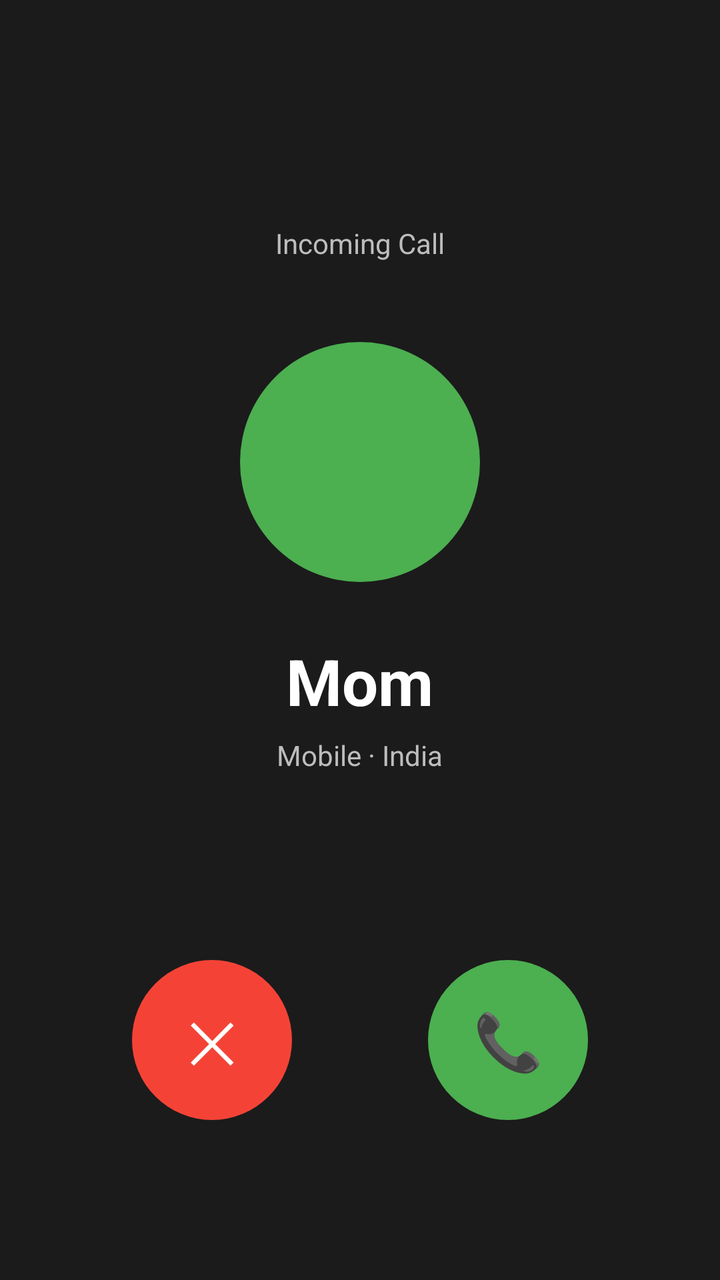
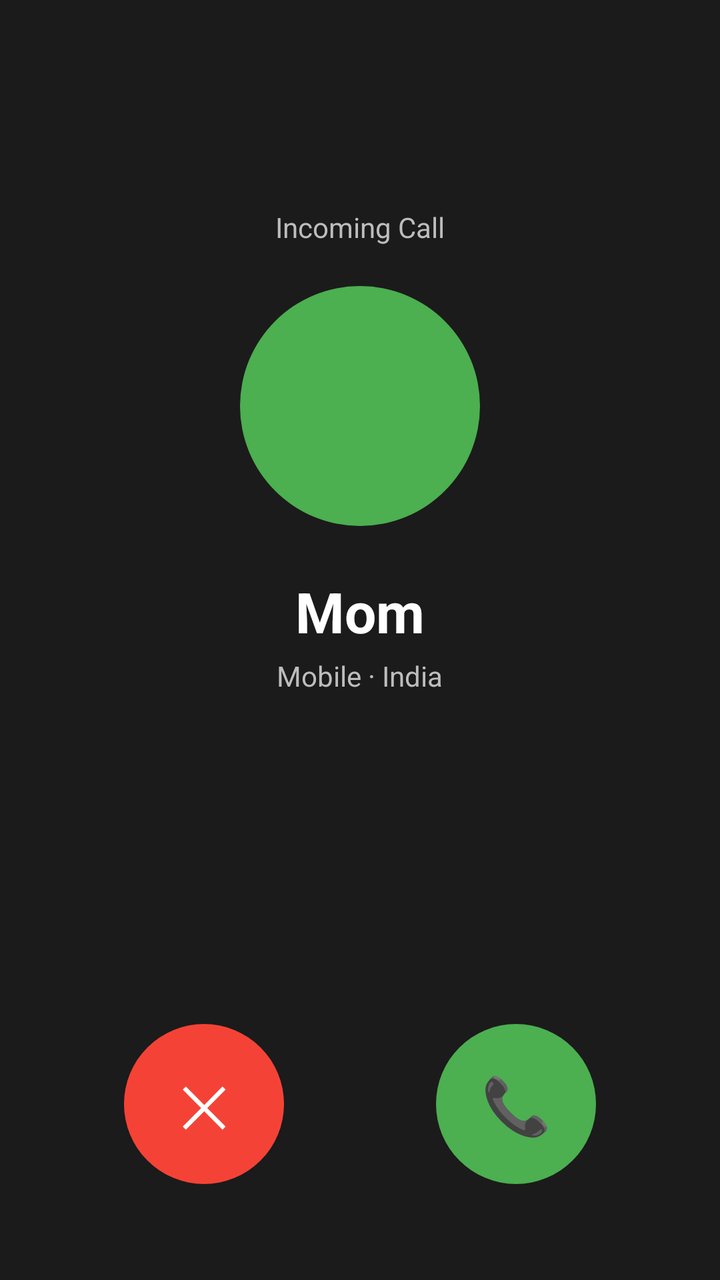

Before-and-after screenshots of an Android layout around one commit, followed by the original layout XML and the change that was made.
<!-- AndroidManifest.xml: activity theme Theme.SafePathIndore.Fullscreen -->
<!-- res/layout/activity_fake_call.xml -->
<?xml version="1.0" encoding="utf-8"?>
<LinearLayout xmlns:android="http://schemas.android.com/apk/res/android"
    android:layout_width="match_parent"
    android:layout_height="match_parent"
    android:background="#1B1B1B"
    android:gravity="center_horizontal"
    android:orientation="vertical"
    android:padding="32dp">

    <TextView
        android:layout_width="wrap_content"
        android:layout_height="wrap_content"
        android:layout_marginTop="80dp"
        android:text="Incoming Call"
        android:textColor="#BDBDBD"
        android:textSize="14sp" />

    <View
        android:layout_width="120dp"
        android:layout_height="120dp"
        android:layout_marginTop="40dp"
        android:background="@drawable/circle_green" />

    <TextView
        android:id="@+id/callerName"
        android:layout_width="wrap_content"
        android:layout_height="wrap_content"
        android:layout_marginTop="28dp"
        android:text="Mom"
        android:textColor="@android:color/white"
        android:textSize="32sp"
        android:textStyle="bold" />

    <TextView
        android:layout_width="wrap_content"
        android:layout_height="wrap_content"
        android:layout_marginTop="6dp"
        android:text="Mobile · India"
        android:textColor="#BDBDBD"
        android:textSize="14sp" />

    <TextView
        android:id="@+id/callTimer"
        android:layout_width="wrap_content"
        android:layout_height="wrap_content"
        android:layout_marginTop="4dp"
        android:text=""
        android:textColor="#FFEB3B"
        android:textSize="14sp" />

    <Space
        android:layout_width="match_parent"
        android:layout_height="0dp"
        android:layout_weight="1" />

    <LinearLayout
        android:layout_width="match_parent"
        android:layout_height="wrap_content"
        android:layout_marginBottom="48dp"
        android:gravity="center"
        android:orientation="horizontal"
        android:weightSum="2">

        <FrameLayout
            android:layout_width="0dp"
            android:layout_height="wrap_content"
            android:layout_weight="1"
            android:gravity="center">

            <androidx.appcompat.widget.AppCompatButton
                android:id="@+id/declineButton"
                android:layout_width="80dp"
                android:layout_height="80dp"
                android:layout_gravity="center"
                android:background="@drawable/circle_red"
                android:contentDescription="Decline"
                android:stateListAnimator="@null"
                android:text="✕"
                android:textColor="@android:color/white"
                android:textSize="28sp" />
        </FrameLayout>

        <FrameLayout
            android:layout_width="0dp"
            android:layout_height="wrap_content"
            android:layout_weight="1"
            android:gravity="center">

            <androidx.appcompat.widget.AppCompatButton
                android:id="@+id/acceptButton"
                android:layout_width="80dp"
                android:layout_height="80dp"
                android:layout_gravity="center"
                android:background="@drawable/circle_green"
                android:contentDescription="Accept"
                android:stateListAnimator="@null"
                android:text="📞"
                android:textColor="@android:color/white"
                android:textSize="28sp" />
        </FrameLayout>
    </LinearLayout>

</LinearLayout>
<!-- resources referenced by this layout -->
<resources>
  <!-- drawable circle_green (drawable) -->
  <?xml version="1.0" encoding="utf-8"?>
  <shape xmlns:android="http://schemas.android.com/apk/res/android" android:shape="oval">
      <solid android:color="#4CAF50" />
  </shape>
  <!-- drawable circle_red (drawable) -->
  <?xml version="1.0" encoding="utf-8"?>
  <shape xmlns:android="http://schemas.android.com/apk/res/android" android:shape="oval">
      <solid android:color="#F44336" />
  </shape>
  <style name="Theme.SafePathIndore.Fullscreen" parent="Theme.SafePathIndore">
          <item name="android:windowFullscreen">true</item>
          <item name="android:statusBarColor">@android:color/black</item>
      </style>
  <style name="Theme.SafePathIndore" parent="Theme.Material3.DayNight.NoActionBar">
          <item name="colorPrimary">@color/brand_primary</item>
          <item name="colorPrimaryVariant">@color/brand_primary_dark</item>
          <item name="colorOnPrimary">@color/white</item>
          <item name="colorSecondary">@color/brand_accent</item>
          <item name="android:statusBarColor">@color/brand_primary_dark</item>
          <item name="android:windowLightStatusBar">false</item>
      </style>
  <color name="brand_primary">#6A1B9A</color>
  <color name="brand_primary_dark">#4A148C</color>
  <color name="white">#FFFFFFFF</color>
  <color name="brand_accent">#FF4081</color>
</resources>

<!-- the commit's change to res/layout/activity_fake_call.xml (unified diff, before → after) -->
@@ -5,7 +5,7 @@
     android:background="#1B1B1B"
     android:gravity="center_horizontal"
     android:orientation="vertical"
-    android:padding="32dp">
+    android:padding="@dimen/spacing_xxl">
 
     <TextView
         android:layout_width="wrap_content"
@@ -13,40 +13,40 @@
         android:layout_marginTop="80dp"
         android:text="Incoming Call"
         android:textColor="#BDBDBD"
-        android:textSize="14sp" />
+        android:textSize="@dimen/text_body" />
 
     <View
         android:layout_width="120dp"
         android:layout_height="120dp"
-        android:layout_marginTop="40dp"
+        android:layout_marginTop="@dimen/spacing_xl"
         android:background="@drawable/circle_green" />
 
     <TextView
         android:id="@+id/callerName"
         android:layout_width="wrap_content"
         android:layout_height="wrap_content"
-        android:layout_marginTop="28dp"
+        android:layout_marginTop="@dimen/spacing_xxl"
         android:text="Mom"
         android:textColor="@android:color/white"
-        android:textSize="32sp"
+        android:textSize="@dimen/text_display"
         android:textStyle="bold" />
 
     <TextView
         android:layout_width="wrap_content"
         android:layout_height="wrap_content"
-        android:layout_marginTop="6dp"
+        android:layout_marginTop="@dimen/spacing_xs"
         android:text="Mobile · India"
         android:textColor="#BDBDBD"
-        android:textSize="14sp" />
+        android:textSize="@dimen/text_body" />
 
     <TextView
         android:id="@+id/callTimer"
         android:layout_width="wrap_content"
         android:layout_height="wrap_content"
-        android:layout_marginTop="4dp"
+        android:layout_marginTop="@dimen/spacing_xs"
         android:text=""
         android:textColor="#FFEB3B"
-        android:textSize="14sp" />
+        android:textSize="@dimen/text_body" />
 
     <Space
         android:layout_width="match_parent"
@@ -56,9 +56,10 @@
     <LinearLayout
         android:layout_width="match_parent"
         android:layout_height="wrap_content"
-        android:layout_marginBottom="48dp"
+        android:layout_marginBottom="@dimen/spacing_xxl"
         android:gravity="center"
         android:orientation="horizontal"
+        android:spacing="@dimen/spacing_lg"
         android:weightSum="2">
 
         <FrameLayout
<!-- resource entries referenced after the edit -->
@@ -1,5 +1,11 @@
 <!-- resources referenced by this layout -->
 <resources>
+  <dimen name="spacing_lg">16dp</dimen>
+  <dimen name="spacing_xl">20dp</dimen>
+  <dimen name="spacing_xs">4dp</dimen>
+  <dimen name="spacing_xxl">24dp</dimen>
+  <dimen name="text_body">14sp</dimen>
+  <dimen name="text_display">28sp</dimen>
   <!-- drawable circle_green (drawable) -->
   <?xml version="1.0" encoding="utf-8"?>
   <shape xmlns:android="http://schemas.android.com/apk/res/android" android:shape="oval">
@@ -14,17 +20,24 @@
           <item name="android:windowFullscreen">true</item>
           <item name="android:statusBarColor">@android:color/black</item>
       </style>
-  <style name="Theme.SafePathIndore" parent="Theme.Material3.DayNight.NoActionBar">
+  <style name="Theme.SafePathIndore" parent="Theme.Material3.Light.NoActionBar">
           <item name="colorPrimary">@color/brand_primary</item>
-          <item name="colorPrimaryVariant">@color/brand_primary_dark</item>
           <item name="colorOnPrimary">@color/white</item>
-          <item name="colorSecondary">@color/brand_accent</item>
-          <item name="android:statusBarColor">@color/brand_primary_dark</item>
-          <item name="android:windowLightStatusBar">false</item>
+          <item name="colorSecondary">@color/accent</item>
+          <item name="colorOnSecondary">@color/white</item>
+          <item name="colorTertiary">@color/safe</item>
+          <item name="android:statusBarColor">@color/white</item>
+          <item name="android:windowLightStatusBar">true</item>
+          <item name="android:windowBackground">@color/surface</item>
+          <item name="android:navigationBarColor">@color/white</item>
+          <item name="android:windowLightNavigationBar" tools:targetApi="27">true</item>
       </style>
-  <color name="brand_primary">#6A1B9A</color>
-  <color name="brand_primary_dark">#4A148C</color>
+  <color name="brand_primary">@color/ink</color>
   <color name="white">#FFFFFFFF</color>
-  <color name="brand_accent">#FF4081</color>
+  <color name="accent">#FF3C5F</color>
+  <color name="safe">@color/emerald</color>
+  <color name="surface">@color/white</color>
+  <color name="ink">#0F172A</color>
+  <color name="emerald">#059669</color>
 </resources>
 
